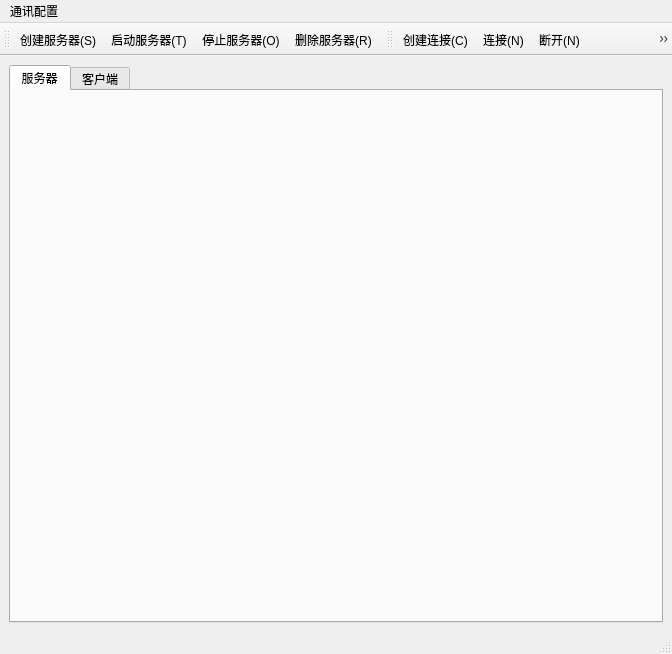
Old version of the form tcpipwindow.ui in the repository eveningwyn/Ethernet_SerialPort.
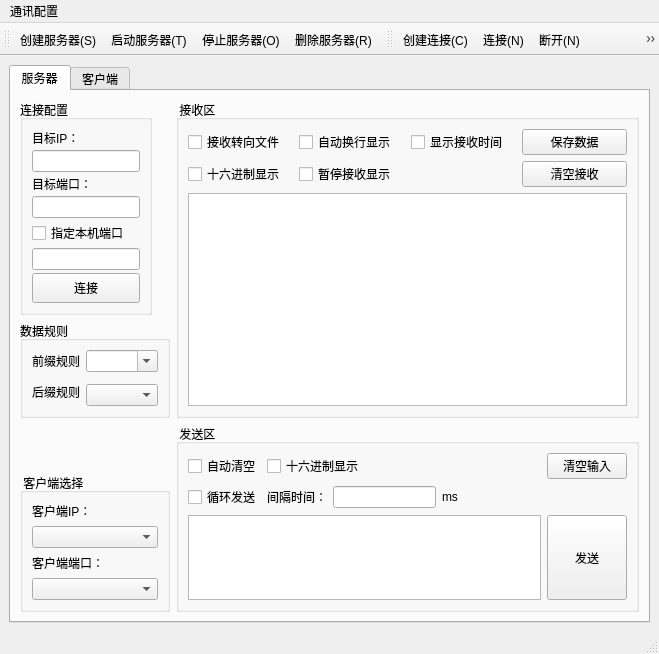
New version of the form. The open tabs and pages were chosen to show the change. Icons and pictures are not drawn.

```diff
--- a/tcpipwindow.ui
+++ b/tcpipwindow.ui
@@ -6,15 +6,15 @@
    <rect>
     <x>0</x>
     <y>0</y>
-    <width>672</width>
-    <height>586</height>
+    <width>659</width>
+    <height>600</height>
    </rect>
   </property>
   <property name="windowTitle">
    <string>TCP/IP调试助手 (作者evening_wen)</string>
   </property>
   <widget class="QWidget" name="mainCentralwidget">
-   <layout class="QGridLayout" name="gridLayout">
+   <layout class="QGridLayout" name="gridLayout_12">
     <item row="0" column="0">
      <widget class="QTabWidget" name="tabWidget">
       <property name="currentIndex">
@@ -24,12 +24,405 @@
        <attribute name="title">
         <string>服务器</string>
        </attribute>
+       <layout class="QGridLayout" name="gridLayout_13">
+        <item row="0" column="0">
+         <widget class="QGroupBox" name="groupBox_6">
+          <property name="sizePolicy">
+           <sizepolicy hsizetype="Fixed" vsizetype="Preferred">
+            <horstretch>0</horstretch>
+            <verstretch>0</verstretch>
+           </sizepolicy>
+          </property>
+          <property name="title">
+           <string>连接配置</string>
+          </property>
+          <layout class="QGridLayout" name="gridLayout_7">
+           <property name="horizontalSpacing">
+            <number>0</number>
+           </property>
+           <property name="verticalSpacing">
+            <number>3</number>
+           </property>
+           <item row="0" column="0">
+            <widget class="QLabel" name="label_9">
+             <property name="text">
+              <string>目标IP：</string>
+             </property>
+            </widget>
+           </item>
+           <item row="1" column="0">
+            <widget class="QLineEdit" name="lineEdit_5"/>
+           </item>
+           <item row="2" column="0">
+            <widget class="QLabel" name="label_10">
+             <property name="text">
+              <string>目标端口：</string>
+             </property>
+            </widget>
+           </item>
+           <item row="3" column="0">
+            <widget class="QLineEdit" name="lineEdit_6"/>
+           </item>
+           <item row="4" column="0">
+            <widget class="QCheckBox" name="checkBox_10">
+             <property name="text">
+              <string>指定本机端口</string>
+             </property>
+            </widget>
+           </item>
+           <item row="5" column="0">
+            <widget class="QLineEdit" name="lineEdit_7"/>
+           </item>
+           <item row="6" column="0">
+            <widget class="QPushButton" name="pushButton_6">
+             <property name="sizePolicy">
+              <sizepolicy hsizetype="Minimum" vsizetype="Fixed">
+               <horstretch>0</horstretch>
+               <verstretch>0</verstretch>
+              </sizepolicy>
+             </property>
+             <property name="minimumSize">
+              <size>
+               <width>0</width>
+               <height>30</height>
+              </size>
+             </property>
+             <property name="text">
+              <string>连接</string>
+             </property>
+            </widget>
+           </item>
+          </layout>
+         </widget>
+        </item>
+        <item row="0" column="1" rowspan="2">
+         <widget class="QGroupBox" name="groupBox_9">
+          <property name="title">
+           <string> 接收区</string>
+          </property>
+          <layout class="QGridLayout" name="gridLayout_10">
+           <item row="0" column="0">
+            <widget class="QCheckBox" name="checkBox_11">
+             <property name="text">
+              <string>接收转向文件</string>
+             </property>
+            </widget>
+           </item>
+           <item row="0" column="1">
+            <widget class="QCheckBox" name="checkBox_12">
+             <property name="text">
+              <string>自动换行显示</string>
+             </property>
+            </widget>
+           </item>
+           <item row="0" column="2">
+            <widget class="QCheckBox" name="checkBox_13">
+             <property name="text">
+              <string>显示接收时间</string>
+             </property>
+            </widget>
+           </item>
+           <item row="1" column="0">
+            <widget class="QCheckBox" name="checkBox_14">
+             <property name="text">
+              <string>十六进制显示</string>
+             </property>
+            </widget>
+           </item>
+           <item row="1" column="1">
+            <widget class="QCheckBox" name="checkBox_15">
+             <property name="text">
+              <string>暂停接收显示</string>
+             </property>
+            </widget>
+           </item>
+           <item row="1" column="3">
+            <widget class="QPushButton" name="pushButton_7">
+             <property name="text">
+              <string>清空接收</string>
+             </property>
+            </widget>
+           </item>
+           <item row="2" column="0" colspan="4">
+            <widget class="QTextBrowser" name="textBrowser_2"/>
+           </item>
+           <item row="0" column="3">
+            <widget class="QPushButton" name="pushButton_8">
+             <property name="text">
+              <string>保存数据</string>
+             </property>
+            </widget>
+           </item>
+          </layout>
+         </widget>
+        </item>
+        <item row="1" column="0">
+         <widget class="QGroupBox" name="groupBox_7">
+          <property name="title">
+           <string>数据规则</string>
+          </property>
+          <layout class="QGridLayout" name="gridLayout_8">
+           <item row="0" column="0">
+            <widget class="QLabel" name="label_11">
+             <property name="text">
+              <string>前缀规则</string>
+             </property>
+            </widget>
+           </item>
+           <item row="2" column="1">
+            <widget class="QComboBox" name="comboBox_5"/>
+           </item>
+           <item row="0" column="1">
+            <widget class="QComboBox" name="comboBox_6">
+             <property name="editable">
+              <bool>true</bool>
+             </property>
+            </widget>
+           </item>
+           <item row="1" column="0" rowspan="2">
+            <widget class="QLabel" name="label_12">
+             <property name="text">
+              <string>后缀规则</string>
+             </property>
+            </widget>
+           </item>
+          </layout>
+         </widget>
+        </item>
+        <item row="2" column="0">
+         <spacer name="verticalSpacer_2">
+          <property name="orientation">
+           <enum>Qt::Vertical</enum>
+          </property>
+          <property name="sizeHint" stdset="0">
+           <size>
+            <width>20</width>
+            <height>61</height>
+           </size>
+          </property>
+         </spacer>
+        </item>
+        <item row="2" column="1" rowspan="2">
+         <widget class="QGroupBox" name="groupBox_10">
+          <property name="title">
+           <string> 发送区</string>
+          </property>
+          <layout class="QGridLayout" name="gridLayout_11">
+           <item row="0" column="6">
+            <widget class="QPushButton" name="pushButton_10">
+             <property name="text">
+              <string>清空输入</string>
+             </property>
+            </widget>
+           </item>
+           <item row="1" column="3">
+            <widget class="QLabel" name="label_16">
+             <property name="text">
+              <string>ms</string>
+             </property>
+            </widget>
+           </item>
+           <item row="0" column="0">
+            <widget class="QCheckBox" name="checkBox_16">
+             <property name="text">
+              <string>自动清空</string>
+             </property>
+            </widget>
+           </item>
+           <item row="1" column="1">
+            <widget class="QLabel" name="label_15">
+             <property name="text">
+              <string>间隔时间：</string>
+             </property>
+            </widget>
+           </item>
+           <item row="1" column="5">
+            <spacer name="horizontalSpacer">
+             <property name="orientation">
+              <enum>Qt::Horizontal</enum>
+             </property>
+             <property name="sizeHint" stdset="0">
+              <size>
+               <width>40</width>
+               <height>20</height>
+              </size>
+             </property>
+            </spacer>
+           </item>
+           <item row="1" column="0">
+            <widget class="QCheckBox" name="checkBox_17">
+             <property name="text">
+              <string>循环发送</string>
+             </property>
+            </widget>
+           </item>
+           <item row="1" column="2">
+            <widget class="QLineEdit" name="lineEdit_8"/>
+           </item>
+           <item row="2" column="0" colspan="6">
+            <widget class="QTextEdit" name="textEdit_2"/>
+           </item>
+           <item row="0" column="1" colspan="2">
+            <widget class="QCheckBox" name="checkBox_18">
+             <property name="text">
+              <string>十六进制显示</string>
+             </property>
+            </widget>
+           </item>
+           <item row="1" column="6">
+            <spacer name="horizontalSpacer_4">
+             <property name="orientation">
+              <enum>Qt::Horizontal</enum>
+             </property>
+             <property name="sizeHint" stdset="0">
+              <size>
+               <width>40</width>
+               <height>20</height>
+              </size>
+             </property>
+            </spacer>
+           </item>
+           <item row="2" column="6">
+            <widget class="QPushButton" name="pushButton_9">
+             <property name="sizePolicy">
+              <sizepolicy hsizetype="Minimum" vsizetype="Minimum">
+               <horstretch>0</horstretch>
+               <verstretch>0</verstretch>
+              </sizepolicy>
+             </property>
+             <property name="minimumSize">
+              <size>
+               <width>0</width>
+               <height>83</height>
+              </size>
+             </property>
+             <property name="text">
+              <string>发送</string>
+             </property>
+            </widget>
+           </item>
+           <item row="1" column="4">
+            <spacer name="horizontalSpacer_5">
+             <property name="orientation">
+              <enum>Qt::Horizontal</enum>
+             </property>
+             <property name="sizeHint" stdset="0">
+              <size>
+               <width>40</width>
+               <height>20</height>
+              </size>
+             </property>
+            </spacer>
+           </item>
+          </layout>
+         </widget>
+        </item>
+        <item row="3" column="0">
+         <widget class="QGroupBox" name="groupBox_8">
+          <property name="title">
+           <string> 客户端选择</string>
+          </property>
+          <layout class="QGridLayout" name="gridLayout_9">
+           <item row="3" column="0">
+            <widget class="QComboBox" name="comboBox_8"/>
+           </item>
+           <item row="2" column="0">
+            <widget class="QLabel" name="label_14">
+             <property name="text">
+              <string>客户端端口：</string>
+             </property>
+            </widget>
+           </item>
+           <item row="0" column="0">
+            <widget class="QLabel" name="label_13">
+             <property name="text">
+              <string>客户端IP：</string>
+             </property>
+            </widget>
+           </item>
+           <item row="1" column="0">
+            <widget class="QComboBox" name="comboBox_7"/>
+           </item>
+          </layout>
+         </widget>
+        </item>
+       </layout>
       </widget>
       <widget class="QWidget" name="tabClient">
        <attribute name="title">
         <string>客户端</string>
        </attribute>
-       <layout class="QGridLayout" name="gridLayout_7">
+       <layout class="QGridLayout" name="gridLayout_6">
+        <item row="0" column="0">
+         <widget class="QGroupBox" name="groupBox">
+          <property name="sizePolicy">
+           <sizepolicy hsizetype="Fixed" vsizetype="Preferred">
+            <horstretch>0</horstretch>
+            <verstretch>0</verstretch>
+           </sizepolicy>
+          </property>
+          <property name="title">
+           <string>连接配置</string>
+          </property>
+          <layout class="QGridLayout" name="gridLayout_2">
+           <property name="horizontalSpacing">
+            <number>0</number>
+           </property>
+           <property name="verticalSpacing">
+            <number>3</number>
+           </property>
+           <item row="0" column="0">
+            <widget class="QLabel" name="label">
+             <property name="text">
+              <string>目标IP：</string>
+             </property>
+            </widget>
+           </item>
+           <item row="1" column="0">
+            <widget class="QLineEdit" name="lineEdit"/>
+           </item>
+           <item row="2" column="0">
+            <widget class="QLabel" name="label_2">
+             <property name="text">
+              <string>目标端口：</string>
+             </property>
+            </widget>
+           </item>
+           <item row="3" column="0">
+            <widget class="QLineEdit" name="lineEdit_2"/>
+           </item>
+           <item row="4" column="0">
+            <widget class="QCheckBox" name="checkBox">
+             <property name="text">
+              <string>指定本机端口</string>
+             </property>
+            </widget>
+           </item>
+           <item row="5" column="0">
+            <widget class="QLineEdit" name="lineEdit_3"/>
+           </item>
+           <item row="6" column="0">
+            <widget class="QPushButton" name="pushButton">
+             <property name="sizePolicy">
+              <sizepolicy hsizetype="Minimum" vsizetype="Fixed">
+               <horstretch>0</horstretch>
+               <verstretch>0</verstretch>
+              </sizepolicy>
+             </property>
+             <property name="minimumSize">
+              <size>
+               <width>0</width>
+               <height>30</height>
+              </size>
+             </property>
+             <property name="text">
+              <string>连接</string>
+             </property>
+            </widget>
+           </item>
+          </layout>
+         </widget>
+        </item>
         <item row="0" column="1" rowspan="2">
          <widget class="QGroupBox" name="groupBox_2">
           <property name="title">
@@ -96,7 +489,7 @@
           <property name="title">
            <string> 客户端选择</string>
           </property>
-          <layout class="QGridLayout" name="gridLayout_6">
+          <layout class="QGridLayout" name="gridLayout">
            <item row="0" column="0">
             <widget class="QLabel" name="label_7">
              <property name="text">
@@ -310,7 +703,7 @@
     <rect>
      <x>0</x>
      <y>0</y>
-     <width>672</width>
+     <width>659</width>
      <height>23</height>
     </rect>
    </property>
```
Left out of the diff: 266 changed lines with no effect on the pictures.
